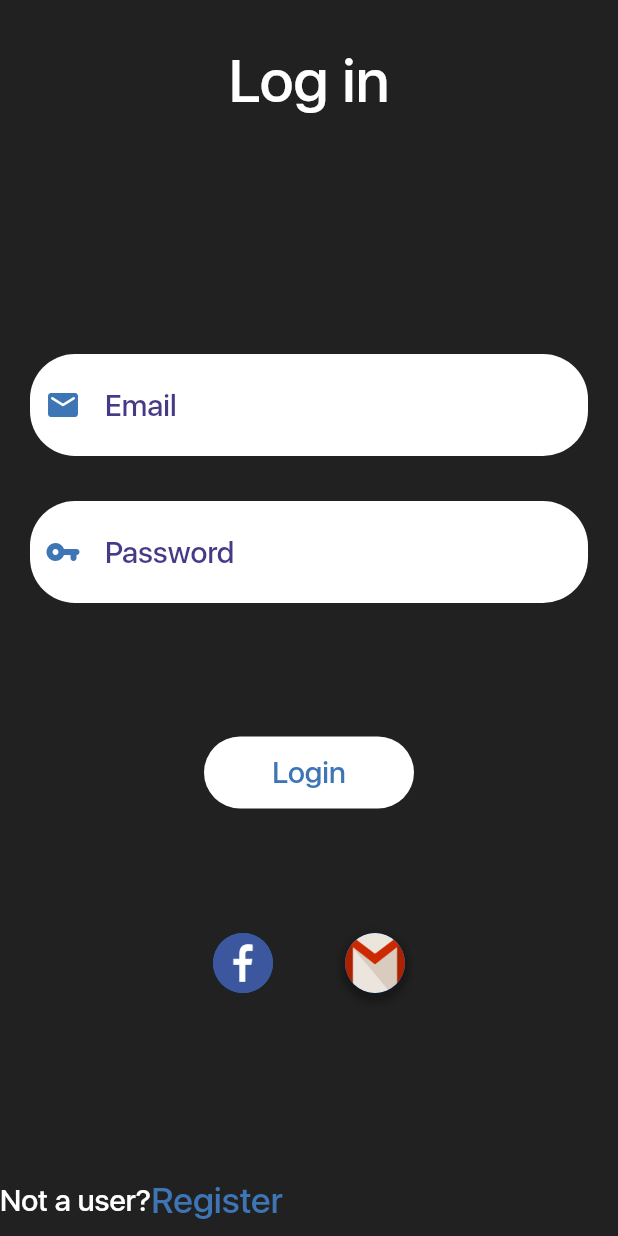
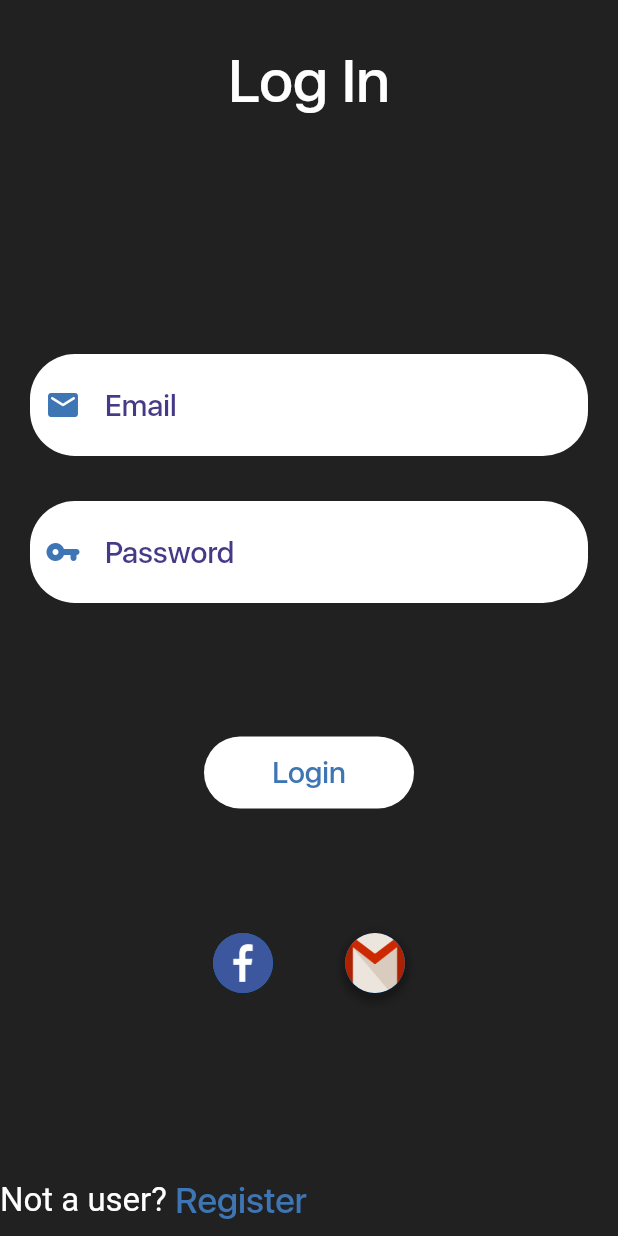
Before and after one commit to AlyElashram/NotesApp_Flutter, a Flutter app: the screen it shows after launch, on a phone screen of 412 x 824 dp. Run offline on Flutter 3.47's test engine with Material 2 defaults, Android fonts, the phone set to English and light mode, and no system bars; our stand-ins replace firebase_auth, firebase_core, firebase_database, google_sign_in, sqflite; accounts and stored records are empty; Roboto replaces fonts that are missing (SF); project files that could hold a hidden picture were left out.

Commit message:
sqflite partially set up

```diff
--- a/notes/lib/Verify.dart
+++ b/notes/lib/Verify.dart
@@ -127,7 +127,7 @@ class _VerifyState extends State<Verify> {
     user = auth.currentUser;
     await user.reload();
     if (user.emailVerified) {
-      Navigator.pushReplacementNamed((context), 'register');
+      Navigator.pushReplacementNamed((context), 'AllNotes');
       timer.cancel();
     }
   }
--- a/notes/lib/main.dart
+++ b/notes/lib/main.dart
@@ -65,7 +65,7 @@ class LoginScreen extends StatelessWidget {
                 Padding(
                   padding: const EdgeInsets.fromLTRB(0, 30, 0, 0),
                   child: Text(
-                    "Log in",
+                    "Log In",
                     style: TextStyle(
                         fontFamily: 'SF_Pro_Display',
                         fontSize: 40,
@@ -231,10 +231,10 @@ class LoginScreen extends StatelessWidget {
                           Padding(
                             padding: const EdgeInsets.all(0),
                             child: Text(
-                              "Not a user?",
+                              "Not a user? ",
                               style: TextStyle(
-                                  fontFamily: 'SF_Pro_Display',
-                                  fontSize: 20,
+                                  fontFamily: 'SF',
+                                  fontSize: 22,
                                   color: Colors.white),
                             ),
                           ),
--- a/notes/pubspec.yaml
+++ b/notes/pubspec.yaml
@@ -25,6 +25,9 @@ dependencies:
   firebase_auth: "^0.20.0+1"
   firebase_database: ^6.0.0
   google_sign_in: ^4.5.3
+  sqflite: ^1.3.0
+  path_provider: ^1.6.27
+
   flutter:
     sdk: flutter
 
```
Also changed, not shown: notes/lib/DatabaseHelper.dart (added, +57 -0 lines), notes/pubspec.lock, 1 other file.
